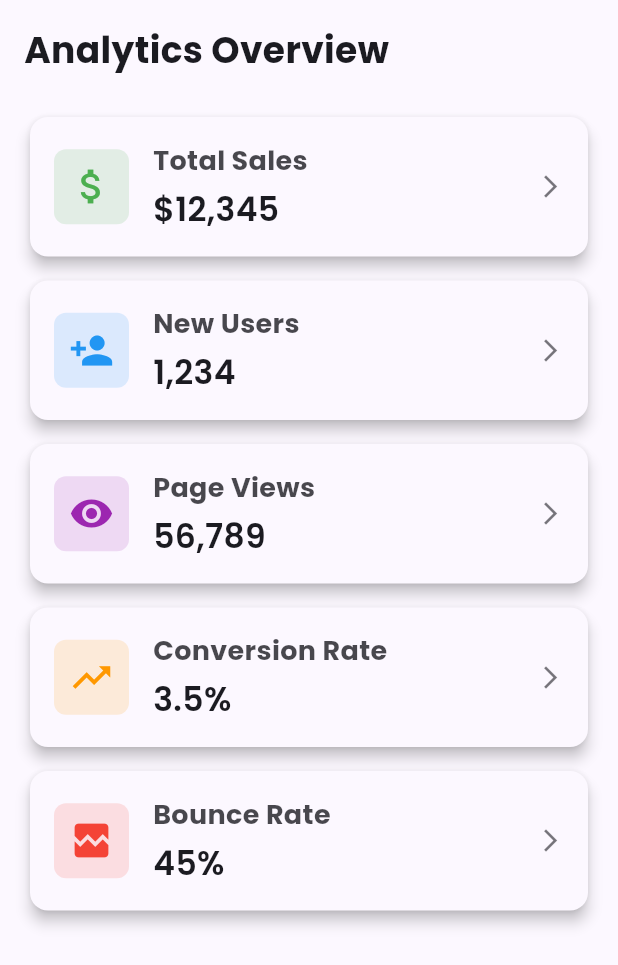
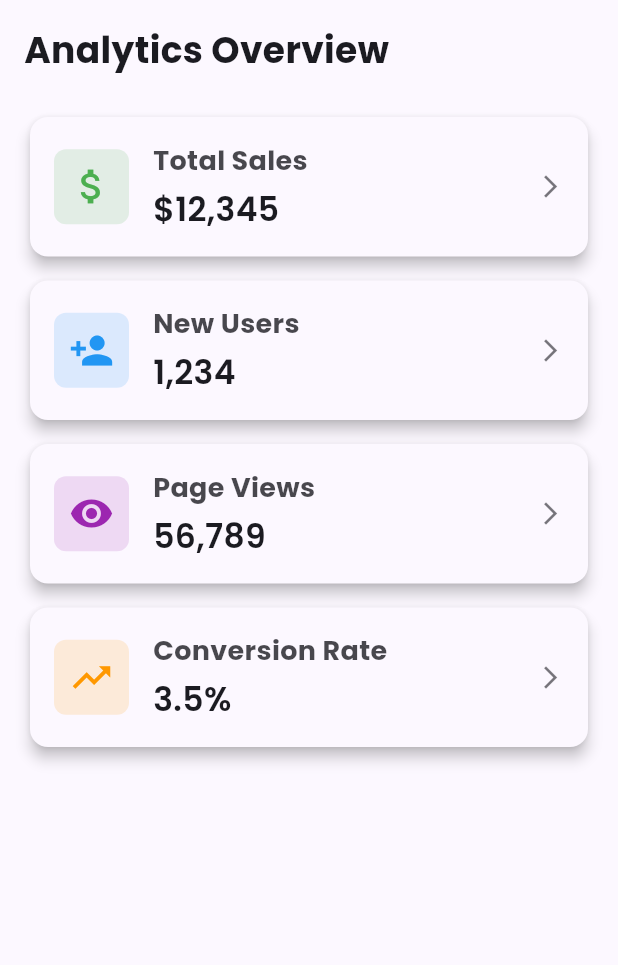
Before and after one commit to mahekpatel019/Flutter-Web-Site, a Flutter app: the AnalyticsScreen screen opened directly, on a phone screen of 412 x 824 dp. Shown: the top 965 px of the screen. Run offline on Flutter 3.47's test engine with Material 3 defaults, Android fonts, the light colour scheme and no system bars; our stand-ins replace fl_chart, google_fonts.

Commit message:
25-07-2025

```diff
--- a/lib/data/analytics_data.dart
+++ b/lib/data/analytics_data.dart
@@ -26,10 +26,4 @@ const List<AnalyticsItem> analyticsData = [
     icon: Icons.trending_up,
     color: Colors.orange,
   ),
-  AnalyticsItem(
-    title: 'Bounce Rate',
-    value: '45%',
-    icon: Icons.broken_image,
-    color: Colors.red,
-  ),
 ];
```
